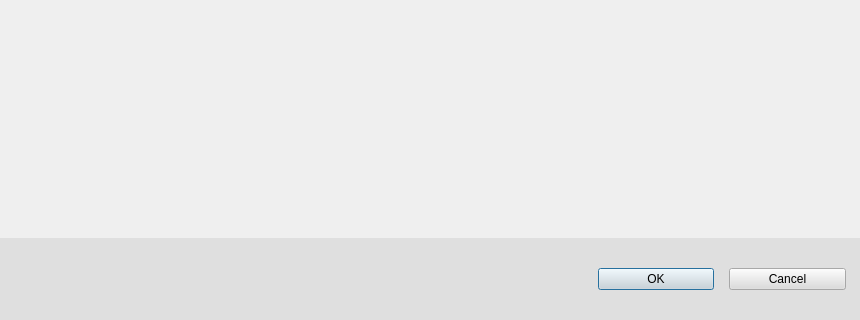
Qt form src/DesignRuns/device_planner_dialog.ui (os-fpga/FOEDAG) before a commit; both pictures show x 0 to 860 and y 510 to 830 of the 860 by 830 pixel window.
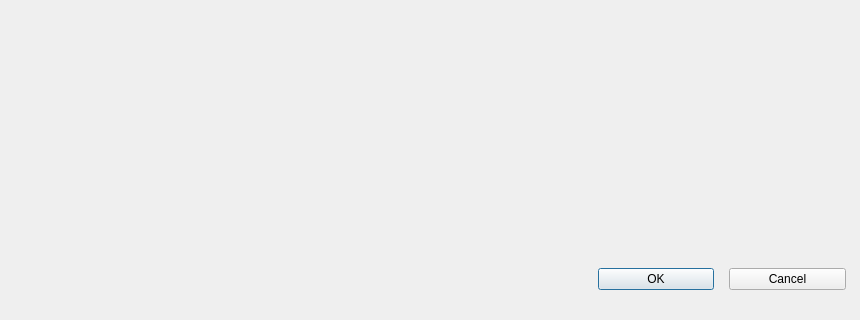
The same form after that commit.

Patch:
```diff
--- a/src/DesignRuns/device_planner_dialog.ui
+++ b/src/DesignRuns/device_planner_dialog.ui
@@ -45,7 +45,7 @@
    <item>
     <widget class="QWidget" name="m_widget_bottom" native="true">
      <property name="styleSheet">
-      <string notr="true">background-color: rgba(220, 220, 220, 220);</string>
+      <string notr="true"/>
      </property>
      <layout class="QGridLayout" name="gridLayout">
       <item row="0" column="0">
```
